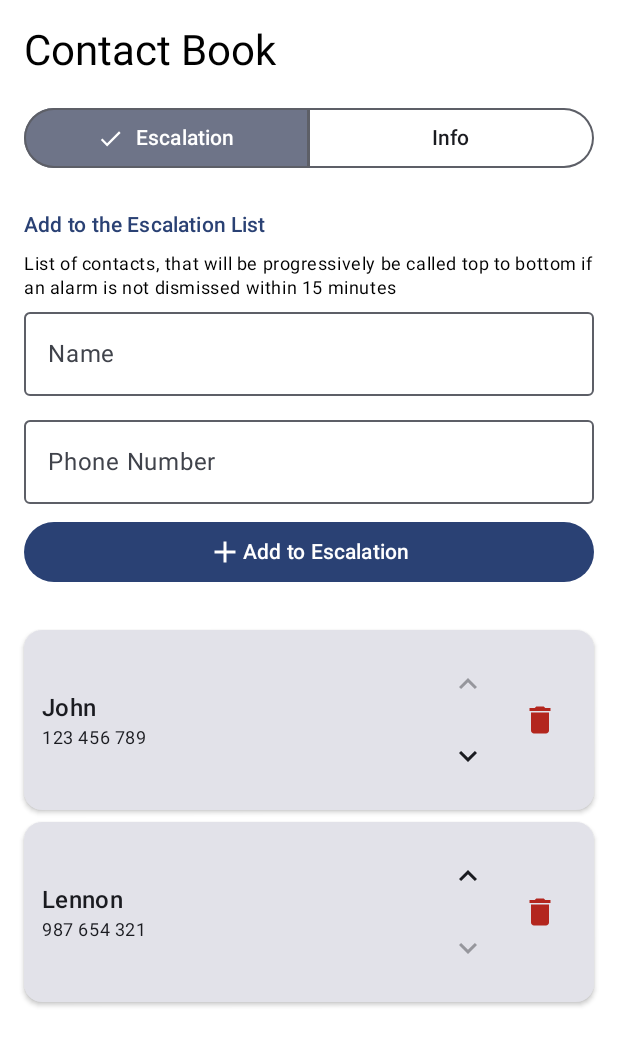
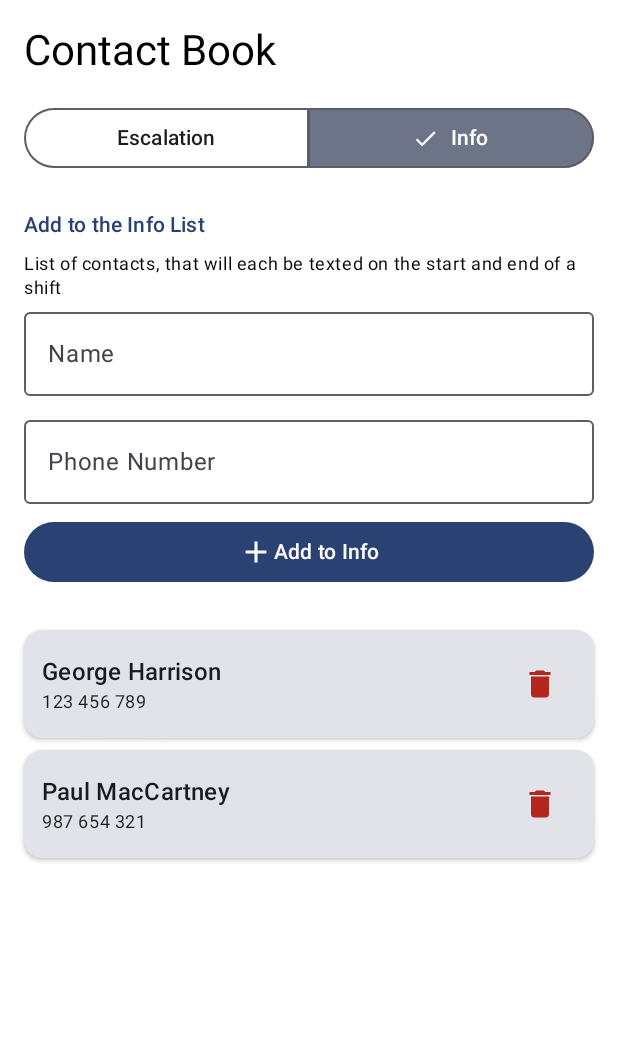
Before and after one commit to daliborpovolny/ShiftWatcher, an Android app built with Jetpack Compose: the @Preview function SettingsPreview, on a phone screen of 412 x 824 dp. Shown: the top 1046 px of the screen. Run offline under Robolectric (Android 15) with nearby library versions, the light colour scheme and no system bars; our stand-ins replace Room's generated code.

Commit message:
minor cosmetic changes

```diff
--- a/app/src/main/java/com/daliborpovolny/shiftwatcher/SettingsScreen.kt
+++ b/app/src/main/java/com/daliborpovolny/shiftwatcher/SettingsScreen.kt
@@ -54,7 +54,7 @@ fun NewSettingsScreen(
     var newNumber by remember { mutableStateOf("") }
     var newName by remember { mutableStateOf("") }
 
-    var selectedType by remember { mutableStateOf(ContactType.Escalation) }
+    var selectedType by remember { mutableStateOf(ContactType.Info) }
 
     Column(modifier = Modifier.fillMaxSize().padding(16.dp)) {
         Text("Contact Book", style = MaterialTheme.typography.headlineMedium)
@@ -244,12 +244,12 @@ fun SettingsPreview() {
 
         NewSettingsScreen (
             escalationContacts = listOf(
-                EscalationContact(number = "123 456 789", name = "John"),
-                EscalationContact(number = "987 654 321", name = "Lennon")
+                EscalationContact(number = "123 456 789", name = "John Lennon"),
+                EscalationContact(number = "987 654 321", name = "Ringo Starr")
             ),
             infoContacts = listOf(
-                InfoContact(number = "123 456 789", name = "John"),
-                InfoContact(number = "987 654 321", name = "Lennon")
+                InfoContact(number = "123 456 789", name = "George Harrison"),
+                InfoContact(number = "987 654 321", name = "Paul MacCartney")
             ),
             escalationContactsManipulator = dummyEscalationManipulator,
             infoContactsManipulator = dummyInfoManipulator
```
